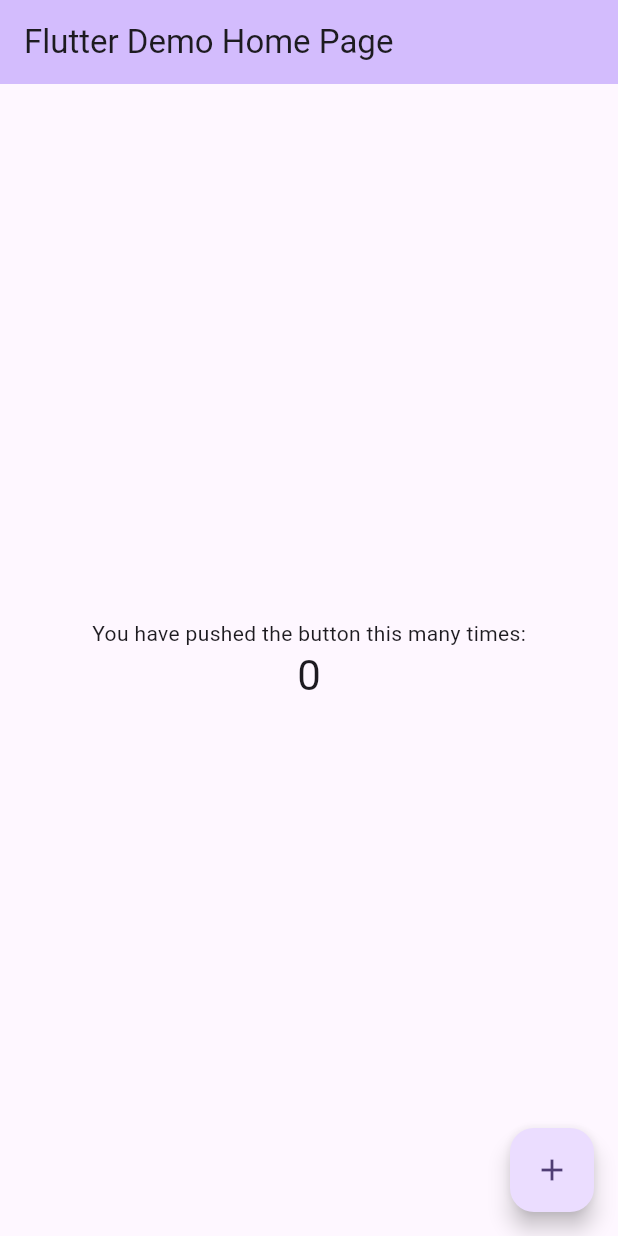
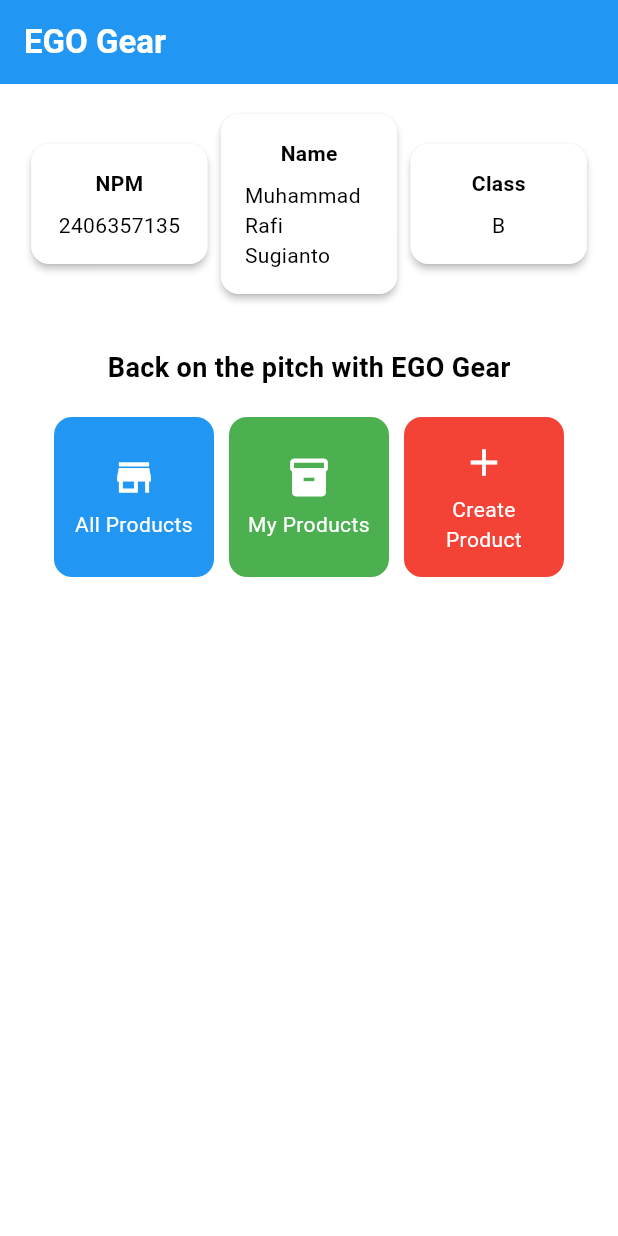
Before and after one commit to piesfication/ego-gear-mobile, a Flutter app: the screen it shows after launch, on a phone screen of 412 x 824 dp. Run offline on Flutter 3.47's test engine with Material 3 defaults, Android fonts, the phone set to English and light mode, and no system bars.

Commit message:
Tugas Individu 1

```diff
--- a/lib/main.dart
+++ b/lib/main.dart
@@ -1,3 +1,4 @@
+import 'package:ego_gear/menu.dart';
 import 'package:flutter/material.dart';
 
 void main() {
@@ -28,95 +29,10 @@ class MyApp extends StatelessWidget {
         //
         // This works for code too, not just values: Most code changes can be
         // tested with just a hot reload.
-        colorScheme: ColorScheme.fromSeed(seedColor: Colors.deepPurple),
+        colorScheme: ColorScheme.fromSwatch(primarySwatch: Colors.blue)
+            .copyWith(secondary: Colors.blueAccent[400]),
       ),
-      home: const MyHomePage(title: 'Flutter Demo Home Page'),
+      home: MyHomePage(),
     );
   }
 }
-
-class MyHomePage extends StatefulWidget {
-  const MyHomePage({super.key, required this.title});
-
-  // This widget is the home page of your application. It is stateful, meaning
-  // that it has a State object (defined below) that contains fields that affect
-  // how it looks.
-
-  // This class is the configuration for the state. It holds the values (in this
-  // case the title) provided by the parent (in this case the App widget) and
-  // used by the build method of the State. Fields in a Widget subclass are
-  // always marked "final".
-
-  final String title;
-
-  @override
-  State<MyHomePage> createState() => _MyHomePageState();
-}
-
-class _MyHomePageState extends State<MyHomePage> {
-  int _counter = 0;
-
-  void _incrementCounter() {
-    setState(() {
-      // This call to setState tells the Flutter framework that something has
-      // changed in this State, which causes it to rerun the build method below
-      // so that the display can reflect the updated values. If we changed
-      // _counter without calling setState(), then the build method would not be
-      // called again, and so nothing would appear to happen.
-      _counter++;
-    });
-  }
-
-  @override
-  Widget build(BuildContext context) {
-    // This method is rerun every time setState is called, for instance as done
-    // by the _incrementCounter method above.
-    //
-    // The Flutter framework has been optimized to make rerunning build methods
-    // fast, so that you can just rebuild anything that needs updating rather
-    // than having to individually change instances of widgets.
-    return Scaffold(
-      appBar: AppBar(
-        // TRY THIS: Try changing the color here to a specific color (to
-        // Colors.amber, perhaps?) and trigger a hot reload to see the AppBar
-        // change color while the other colors stay the same.
-        backgroundColor: Theme.of(context).colorScheme.inversePrimary,
-        // Here we take the value from the MyHomePage object that was created by
-        // the App.build method, and use it to set our appbar title.
-        title: Text(widget.title),
-      ),
-      body: Center(
-        // Center is a layout widget. It takes a single child and positions it
-        // in the middle of the parent.
-        child: Column(
-          // Column is also a layout widget. It takes a list of children and
-          // arranges them vertically. By default, it sizes itself to fit its
-          // children horizontally, and tries to be as tall as its parent.
-          //
-          // Column has various properties to control how it sizes itself and
-          // how it positions its children. Here we use mainAxisAlignment to
-          // center the children vertically; the main axis here is the vertical
-          // axis because Columns are vertical (the cross axis would be
-          // horizontal).
-          //
-          // TRY THIS: Invoke "debug painting" (choose the "Toggle Debug Paint"
-          // action in the IDE, or press "p" in the console), to see the
-          // wireframe for each widget.
-          mainAxisAlignment: MainAxisAlignment.center,
-          children: <Widget>[
-            const Text('You have pushed the button this many times:'),
-            Text(
-              '$_counter',
-              style: Theme.of(context).textTheme.headlineMedium,
-            ),
-          ],
-        ),
-      ),
-      floatingActionButton: FloatingActionButton(
-        onPressed: _incrementCounter,
-        tooltip: 'Increment',
-        child: const Icon(Icons.add),
-      ), // This trailing comma makes auto-formatting nicer for build methods.
-    );
-  }
-}
--- /dev/null
+++ b/lib/menu.dart
@@ -0,0 +1,193 @@
+import 'package:flutter/material.dart';
+
+class MyHomePage extends StatelessWidget {
+  MyHomePage({super.key});
+
+  final String nama = "Muhammad Rafi Sugianto"; //nama
+  final String npm = "2406357135";//npm
+  final String kelas = "B";//kelas
+
+  final List<ItemHomepage> items = [
+    ItemHomepage("All Products", Icons.store, Colors.blue),
+    ItemHomepage("My Products", Icons.inventory, Colors.green),
+    ItemHomepage("Create Product", Icons.add, Colors.red),
+  ];
+
+  @override
+  Widget build(BuildContext context) {
+    // Scaffold menyediakan struktur dasar halaman dengan AppBar dan body.
+    return Scaffold(
+      // AppBar adalah bagian atas halaman yang menampilkan judul.
+      appBar: AppBar(
+        // Judul aplikasi "Football News" dengan teks putih dan tebal.
+        title: const Text(
+          'EGO Gear',
+          style: TextStyle(
+            color: Colors.white,
+            fontWeight: FontWeight.bold,
+          ),
+        ),
+        // Warna latar belakang AppBar diambil dari skema warna tema aplikasi.
+        backgroundColor: Theme
+            .of(context)
+            .colorScheme
+            .primary,
+      ),
+      // Body halaman dengan padding di sekelilingnya.
+      body: SingleChildScrollView(
+        padding: const EdgeInsets.all(16.0),
+        // Menyusun widget secara vertikal dalam sebuah kolom.
+        child: Column(
+          crossAxisAlignment: CrossAxisAlignment.center,
+          children: [
+            // Row untuk menampilkan 3 InfoCard secara horizontal.
+            Row(
+              mainAxisAlignment: MainAxisAlignment.spaceEvenly,
+              children: [
+                InfoCard(title: 'NPM', content: npm),
+                InfoCard(title: 'Name', content: nama),
+                InfoCard(title: 'Class', content: kelas),
+              ],
+            ),
+
+            // Memberikan jarak vertikal 16 unit.
+            const SizedBox(height: 16.0),
+
+            // Menempatkan widget berikutnya di tengah halaman.
+            Center(
+              child: Column(
+                // Menyusun teks dan grid item secara vertikal.
+
+                children: [
+                  // Menampilkan teks sambutan dengan gaya tebal dan ukuran 18.
+                  const Padding(
+                    padding: EdgeInsets.only(top: 16.0),
+                    child: Text(
+                      'Back on the pitch with EGO Gear',
+                      style: TextStyle(
+                        fontWeight: FontWeight.bold,
+                        fontSize: 18.0,
+                      ),
+                    ),
+                  ),
+
+                  // Grid untuk menampilkan ItemCard dalam bentuk grid 3 kolom.
+                  GridView.count(
+                    primary: true,
+                    padding: const EdgeInsets.all(20),
+                    crossAxisSpacing: 10,
+                    mainAxisSpacing: 10,
+                    crossAxisCount: 3,
+                    // Agar grid menyesuaikan tinggi kontennya.
+                    shrinkWrap: true,
+                    physics: NeverScrollableScrollPhysics(),
+
+                    // Menampilkan ItemCard untuk setiap item dalam list items.
+                    children: items.map((ItemHomepage item) {
+                      return ItemCard(item);
+                    }).toList(),
+                  ),
+                ],
+              ),
+            ),
+          ],
+        ),
+      ),
+    );
+  }
+}
+
+class InfoCard extends StatelessWidget {
+  // Kartu informasi yang menampilkan title dan content.
+
+  final String title;  // Judul kartu.
+  final String content;  // Isi kartu.
+
+  const InfoCard({super.key, required this.title, required this.content});
+
+  @override
+  Widget build(BuildContext context) {
+    return Card(
+      // Membuat kotak kartu dengan bayangan dibawahnya.
+      elevation: 2.0,
+      child: Container(
+        // Mengatur ukuran dan jarak di dalam kartu.
+        width: MediaQuery.of(context).size.width / 3.5, // menyesuaikan dengan lebar device yang digunakan.
+        padding: const EdgeInsets.all(16.0),
+        // Menyusun title dan content secara vertikal.
+        child: Column(
+          children: [
+            Text(
+              title,
+              style: const TextStyle(fontWeight: FontWeight.bold),
+            ),
+            const SizedBox(height: 8.0),
+            Text(content),
+          ],
+        ),
+      ),
+    );
+  }
+}
+
+class ItemHomepage {
+  final String name;
+  final IconData icon;
+  final Color color;
+
+  ItemHomepage(this.name, this.icon, this.color);
+}
+
+class ItemCard extends StatelessWidget {
+  // Menampilkan kartu dengan ikon dan nama.
+
+  final ItemHomepage item;
+
+  const ItemCard(this.item, {super.key});
+
+  @override
+  Widget build(BuildContext context) {
+    return Material(
+      // Menentukan warna latar belakang dari tema aplikasi.
+      color: item.color,
+      // Membuat sudut kartu melengkung.
+      borderRadius: BorderRadius.circular(12),
+
+      child: InkWell(
+        // Aksi ketika kartu ditekan.
+        onTap: () {
+          // Menampilkan pesan SnackBar saat kartu ditekan.
+          ScaffoldMessenger.of(context)
+            ..hideCurrentSnackBar()
+            ..showSnackBar(
+                SnackBar(content: Text("Kamu telah menekan tombol ${item.name}!"))
+            );
+        },
+        // Container untuk menyimpan Icon dan Text
+        child: Container(
+          padding: const EdgeInsets.all(8),
+          child: Center(
+            child: Column(
+              // Menyusun ikon dan teks di tengah kartu.
+              mainAxisAlignment: MainAxisAlignment.center,
+              children: [
+                Icon(
+                  item.icon,
+                  color: Colors.white,
+                  size: 30.0,
+                ),
+                const Padding(padding: EdgeInsets.all(3)),
+                Text(
+                  item.name,
+                  textAlign: TextAlign.center,
+                  style: const TextStyle(color: Colors.white),
+                ),
+              ],
+            ),
+          ),
+        ),
+      ),
+    );
+  }
+
+}
```
